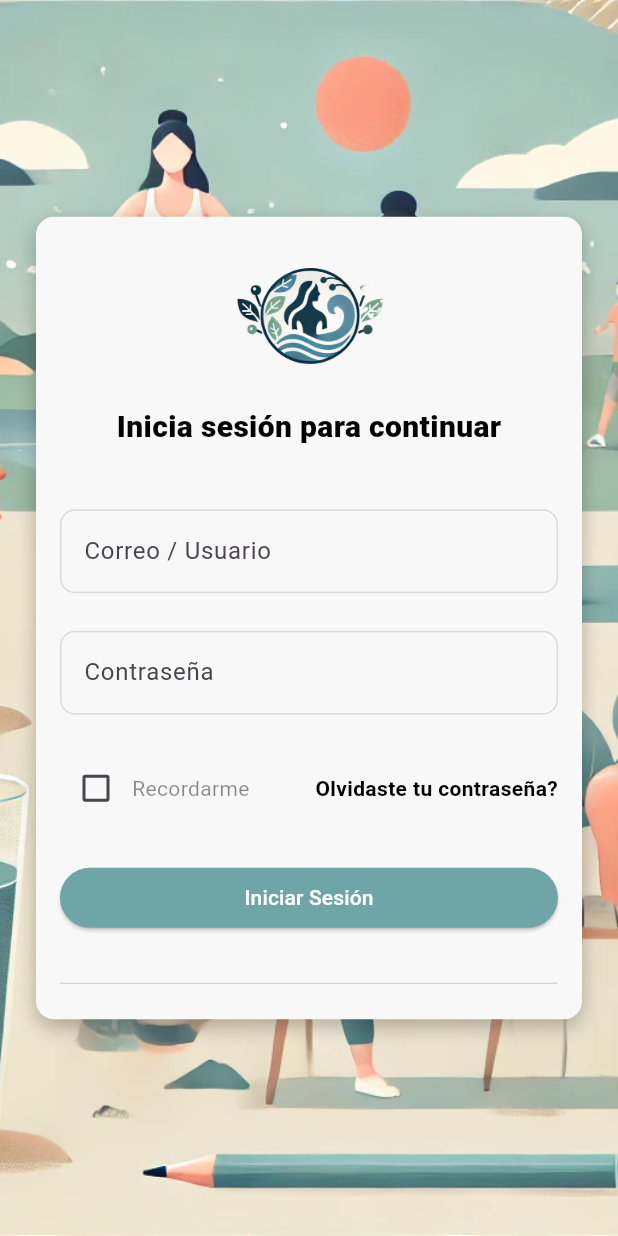
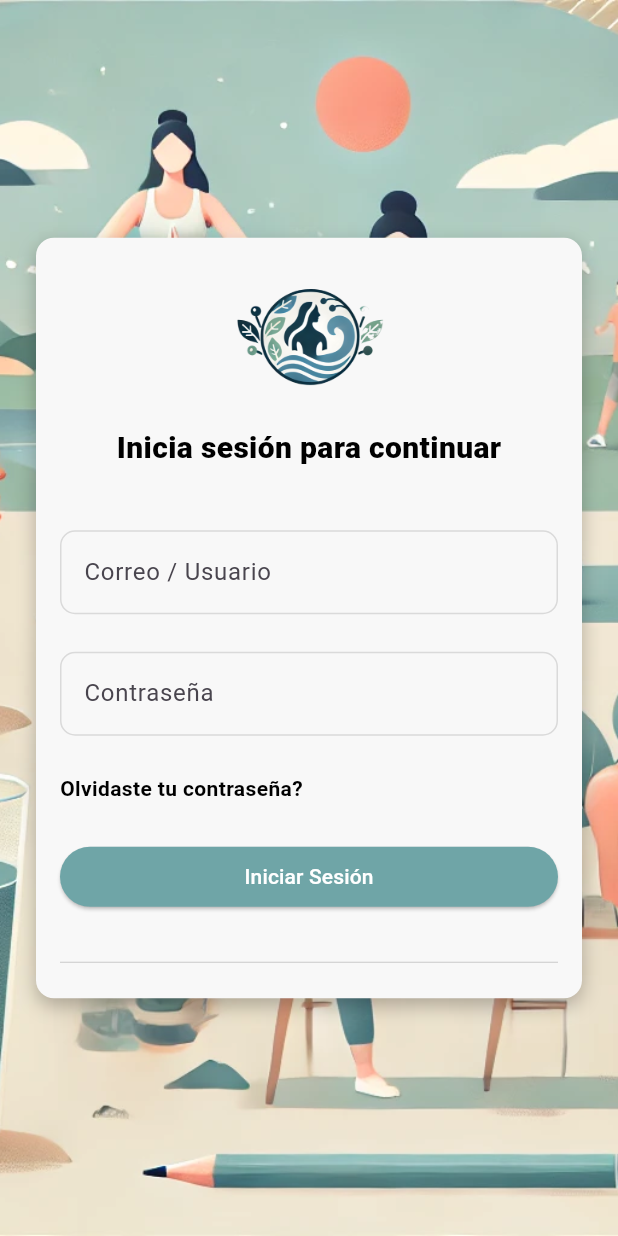
Before and after one commit to luisfernandose/fitwave, a Flutter app: the screen it shows after launch, on a phone screen of 412 x 824 dp. Run offline on Flutter 3.47's test engine with Material 3 defaults, Android fonts, the phone set to English and light mode, and no system bars; our stand-ins replace device_info_plus, firebase_core, firebase_messaging, flutter_local_notifications, loading_animation_widget, shared_preferences; missing offline and left inert: flutter_qr_bar_scanner, flutter_timer_countdown; accounts and stored records are empty.

Commit message:
fix: fields wrong

```diff
--- a/app/fitwave/lib/screens/client/request_advice/request_advice_screen.dart
+++ b/app/fitwave/lib/screens/client/request_advice/request_advice_screen.dart
@@ -92,7 +92,7 @@ class _RequestAdviceScreenState extends State<RequestAdviceScreen> {
           'https://fitwave.bufalocargo.com/api/FitApi/GetAllCoachingRequest'),
       headers: <String, String>{
         'Authorization': token!,
-        'CustomerId': 'f92ed681-c558-4bcf-9323-7e7f010b3331',
+        'CustomerId': userId!,
       },
     );
 
--- a/app/fitwave/lib/screens/common/login_screen.dart
+++ b/app/fitwave/lib/screens/common/login_screen.dart
@@ -221,25 +221,6 @@ class _LoginScreenState extends State<LoginScreen> {
                       Row(
                         mainAxisAlignment: MainAxisAlignment.spaceBetween,
                         children: [
-                          Row(
-                            children: [
-                              Checkbox(
-                                value: rememberPassword,
-                                onChanged: (bool? value) {
-                                  setState(() {
-                                    rememberPassword = value!;
-                                  });
-                                },
-                                activeColor: Colors.black,
-                              ),
-                              const Text(
-                                'Recordarme',
-                                style: TextStyle(
-                                  color: Colors.black45,
-                                ),
-                              ),
-                            ],
-                          ),
                           GestureDetector(
                             onTap: () async {
                               TextEditingController _emailController =
```
Also changed, not shown: 2 other files.
